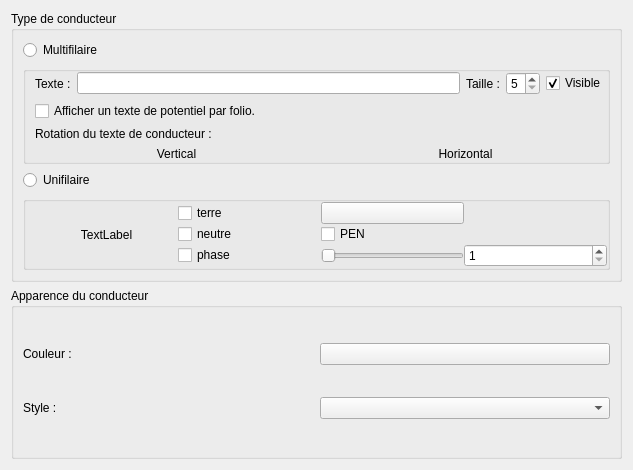
This is sources/ui/conductorpropertieswidget.ui in qelectrotech/qelectrotech-source-mirror as Qt 5 draws it before an edit. The edited form follows.
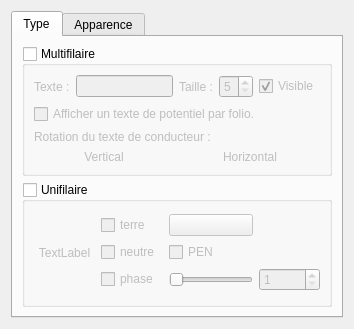
This is the edited form. Icons and pictures are not drawn.

Commit message: Conductor properties widget : minor change

Patch:
```diff
--- a/sources/ui/conductorpropertieswidget.ui
+++ b/sources/ui/conductorpropertieswidget.ui
@@ -6,72 +6,46 @@
    <rect>
     <x>0</x>
     <y>0</y>
-    <width>633</width>
-    <height>470</height>
+    <width>354</width>
+    <height>329</height>
    </rect>
   </property>
   <property name="windowTitle">
    <string>Form</string>
   </property>
-  <layout class="QVBoxLayout" name="verticalLayout">
-   <item>
-    <widget class="QGroupBox" name="m_type_gb">
-     <property name="title">
-      <string>Type de conducteur</string>
-     </property>
      <layout class="QVBoxLayout" name="verticalLayout_2">
       <item>
-       <widget class="QRadioButton" name="m_multi_rb">
-        <property name="toolTip">
-         <string>Multifilaire</string>
-        </property>
-        <property name="text">
-         <string>Multifilaire</string>
-        </property>
-       </widget>
-      </item>
+    <widget class="QTabWidget" name="tabWidget">
+     <property name="currentIndex">
+      <number>0</number>
+     </property>
+     <widget class="QWidget" name="type">
+      <attribute name="title">
+       <string>Type</string>
+      </attribute>
+      <layout class="QVBoxLayout" name="verticalLayout_5">
       <item>
-       <widget class="QGroupBox" name="m_multi_gb">
+        <widget class="QGroupBox" name="m_multiwires_gb">
         <property name="title">
-         <string/>
+          <string>Multifilaire</string>
+         </property>
+         <property name="checkable">
+          <bool>true</bool>
+         </property>
+         <property name="checked">
+          <bool>false</bool>
         </property>
         <layout class="QVBoxLayout" name="verticalLayout_3">
-         <property name="topMargin">
-          <number>0</number>
-         </property>
-         <property name="rightMargin">
-          <number>0</number>
-         </property>
-         <property name="bottomMargin">
-          <number>0</number>
-         </property>
          <item>
-          <layout class="QHBoxLayout" name="horizontalLayout">
-           <item>
+           <layout class="QGridLayout" name="gridLayout_3">
+            <item row="0" column="0">
             <widget class="QLabel" name="label">
              <property name="text">
               <string>Texte :</string>
              </property>
             </widget>
            </item>
-           <item>
-            <widget class="QLineEdit" name="m_text_le">
-             <property name="toolTip">
-              <string>Texte</string>
-             </property>
-             <property name="clearButtonEnabled">
-              <bool>true</bool>
-             </property>
-            </widget>
-           </item>
-           <item>
-            <widget class="QLabel" name="label_2">
-             <property name="text">
-              <string>Taille :</string>
-             </property>
-            </widget>
-           </item>
-           <item>
+            <item row="0" column="3">
             <widget class="QSpinBox" name="m_text_size_sb">
              <property name="toolTip">
               <string>Taille du texte</string>
@@ -84,7 +58,24 @@
              </property>
             </widget>
            </item>
-           <item>
+            <item row="0" column="2">
+             <widget class="QLabel" name="label_2">
+              <property name="text">
+               <string>Taille :</string>
+              </property>
+             </widget>
+            </item>
+            <item row="0" column="1">
+             <widget class="QLineEdit" name="m_text_le">
+              <property name="toolTip">
+               <string>Texte</string>
+              </property>
+              <property name="clearButtonEnabled">
+               <bool>true</bool>
+              </property>
+             </widget>
+            </item>
+            <item row="0" column="4">
             <widget class="QCheckBox" name="m_show_text_cb">
              <property name="toolTip">
               <string>Texte visible</string>
@@ -113,19 +104,9 @@
            </item>
           </layout>
          </item>
-         <item>
-          <widget class="QLabel" name="label_3">
-           <property name="text">
-            <string>Rotation du texte de conducteur :</string>
-           </property>
-           <property name="alignment">
-            <set>Qt::AlignLeading|Qt::AlignLeft|Qt::AlignTop</set>
-           </property>
-          </widget>
-         </item>
          <item>
           <layout class="QGridLayout" name="m_text_angle_gl">
-           <item row="0" column="0">
+            <item row="1" column="0">
             <widget class="QLabel" name="label_4">
              <property name="text">
               <string>Vertical</string>
@@ -135,7 +116,7 @@
              </property>
             </widget>
            </item>
-           <item row="0" column="1">
+            <item row="1" column="1">
             <widget class="QLabel" name="label_5">
              <property name="text">
               <string>Horizontal</string>
@@ -145,42 +126,36 @@
              </property>
             </widget>
            </item>
-          </layout>
-         </item>
-        </layout>
-       </widget>
-      </item>
-      <item>
-       <widget class="QRadioButton" name="m_single_rb">
-        <property name="toolTip">
-         <string>Unifilaire</string>
-        </property>
+            <item row="0" column="0" colspan="2">
+             <widget class="QLabel" name="label_3">
         <property name="text">
-         <string>Unifilaire</string>
-        </property>
+               <string>Rotation du texte de conducteur :</string>
+              </property>
+              <property name="alignment">
+               <set>Qt::AlignLeading|Qt::AlignLeft|Qt::AlignTop</set>
+              </property>
+             </widget>
+            </item>
+           </layout>
+          </item>
+         </layout>
        </widget>
       </item>
       <item>
-       <widget class="QGroupBox" name="m_single_gb">
+        <widget class="QGroupBox" name="m_singlewire_gb">
         <property name="title">
-         <string/>
-        </property>
-        <layout class="QVBoxLayout" name="verticalLayout_4">
-         <property name="spacing">
-          <number>0</number>
+          <string>Unifilaire</string>
+         </property>
+         <property name="flat">
+          <bool>false</bool>
          </property>
-         <property name="leftMargin">
-          <number>9</number>
+         <property name="checkable">
+          <bool>true</bool>
          </property>
-         <property name="topMargin">
-          <number>0</number>
+         <property name="checked">
+          <bool>false</bool>
          </property>
-         <property name="rightMargin">
-          <number>0</number>
-         </property>
-         <property name="bottomMargin">
-          <number>0</number>
-         </property>
+         <layout class="QVBoxLayout" name="verticalLayout">
          <item>
           <layout class="QGridLayout" name="gridLayout">
            <item row="2" column="2">
@@ -294,21 +269,12 @@
       </item>
      </layout>
     </widget>
-   </item>
-   <item>
-    <widget class="QGroupBox" name="groupBox_2">
-     <property name="title">
-      <string>Apparence du conducteur</string>
-     </property>
-     <layout class="QGridLayout" name="gridLayout_2">
-      <item row="3" column="2">
-       <widget class="QComboBox" name="m_line_style_cb">
-        <property name="toolTip">
-         <string>Style du conducteur</string>
-        </property>
-       </widget>
-      </item>
-      <item row="1" column="1">
+     <widget class="QWidget" name="appearance">
+      <attribute name="title">
+       <string>Apparence</string>
+      </attribute>
+      <layout class="QGridLayout" name="gridLayout_4">
+       <item row="0" column="0">
        <widget class="QLabel" name="label_6">
         <property name="toolTip">
          <string>Couleur du conducteur</string>
@@ -318,7 +284,24 @@
         </property>
        </widget>
       </item>
-      <item row="1" column="2">
+       <item row="1" column="0">
+        <widget class="QLabel" name="label_7">
+         <property name="toolTip">
+          <string>Style du conducteur</string>
+         </property>
+         <property name="text">
+          <string>Style :</string>
+         </property>
+        </widget>
+       </item>
+       <item row="1" column="1">
+        <widget class="QComboBox" name="m_line_style_cb">
+         <property name="toolTip">
+          <string>Style du conducteur</string>
+         </property>
+        </widget>
+       </item>
+       <item row="0" column="1">
        <widget class="QPushButton" name="m_color_pb">
         <property name="toolTip">
          <string>Couleur du conducteur</string>
@@ -337,17 +320,21 @@
         </property>
        </widget>
       </item>
-      <item row="3" column="1">
-       <widget class="QLabel" name="label_7">
-        <property name="toolTip">
-         <string>Style du conducteur</string>
-        </property>
-        <property name="text">
-         <string>Style :</string>
-        </property>
-       </widget>
-      </item>
-     </layout>
+       <item row="2" column="0">
+        <spacer name="verticalSpacer">
+         <property name="orientation">
+          <enum>Qt::Vertical</enum>
+         </property>
+         <property name="sizeHint" stdset="0">
+          <size>
+           <width>20</width>
+           <height>40</height>
+          </size>
+         </property>
+        </spacer>
+       </item>
+      </layout>
+     </widget>
     </widget>
    </item>
   </layout>
```
Left out of the diff: 32 changed lines with no effect on the pictures. Lines whose indentation alone changed are shown as unchanged. The commit also changes 3 other files.
